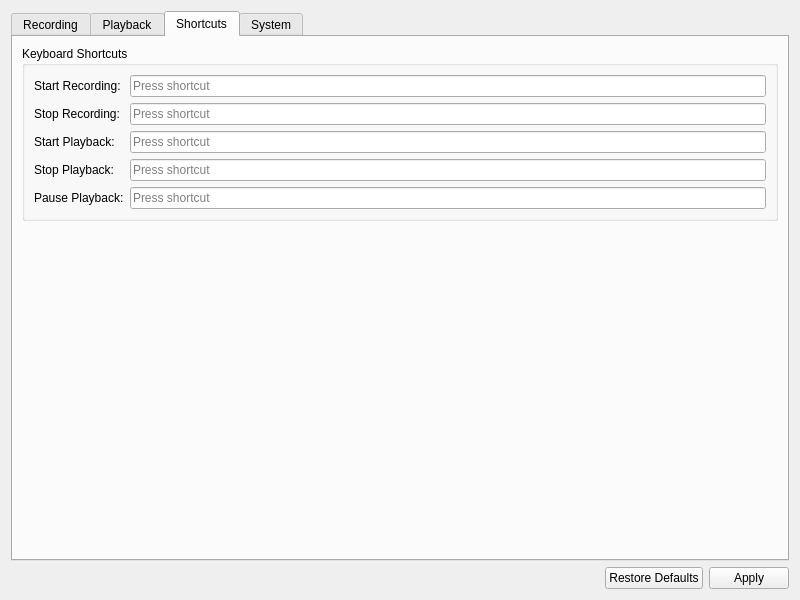
Above: src/gui/ui/ConfigurationWidget.ui from bajfi/MouseKeyRecorder before the change. Below: the same form after it.
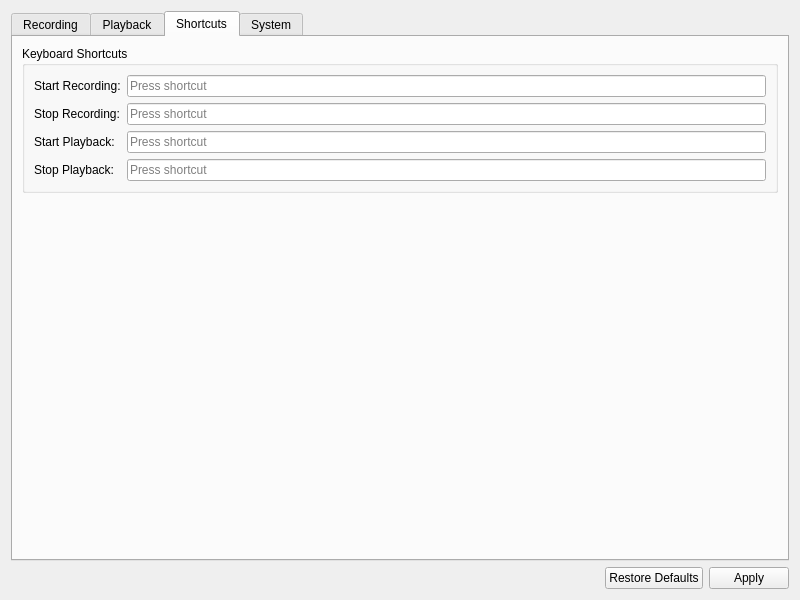
That is the form after the change. The open tabs and pages were chosen to show the change.

Commit message:
Refactor playback functionality and UI updates
- Removed pause and resume functionality from LinuxEventReplay class and related UI elements.
- Updated MainWindow UI to remove pause button and associated actions.
- Adjusted PlaybackWidget UI to reflect the removal of the pause button.
- Modified tests to remove references to pause functionality in various test cases.
- Cleaned up icon resources by removing the pause icon.
- Ensured that playback actions are correctly enabled/disabled based on the current state.

Diff of the .ui file:
```diff
--- a/src/gui/ui/ConfigurationWidget.ui
+++ b/src/gui/ui/ConfigurationWidget.ui
@@ -259,16 +259,6 @@
           <item row="3" column="1">
            <widget class="QKeySequenceEdit" name="stopPlaybackShortcutEdit"/>
           </item>
-          <item row="4" column="0">
-           <widget class="QLabel" name="pausePlaybackShortcutLabel">
-            <property name="text">
-             <string>Pause Playback:</string>
-            </property>
-           </widget>
-          </item>
-          <item row="4" column="1">
-           <widget class="QKeySequenceEdit" name="pausePlaybackShortcutEdit"/>
-          </item>
          </layout>
         </widget>
        </item>
```
Lines whose indentation alone changed are shown as unchanged. The commit also changes 19 other files.
